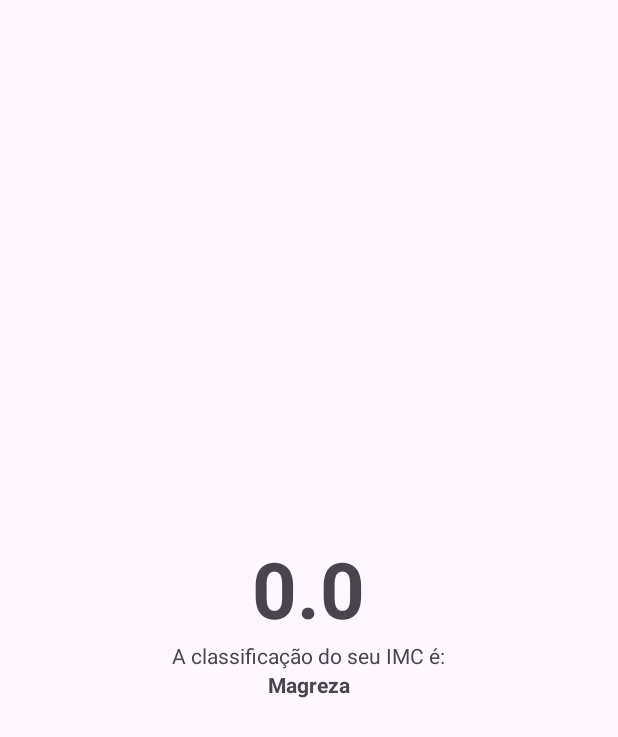
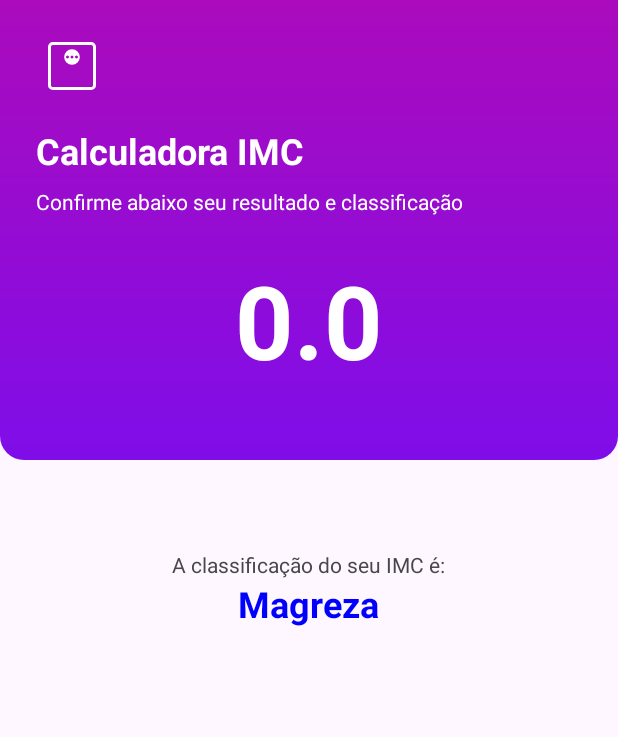
Before and after one commit to IcaroFDias/CalculaterIMC, an Android app: the ResultActivity screen opened directly, with no data from a screen before it, on a phone screen of 412 x 824 dp. Shown: the top 737 px of the screen. Run offline under Robolectric (Android 15) with nearby library versions, the phone set to English and light mode, and no system bars.

Commit message:
Tela final de inclusão de dados

```diff
--- a/app/src/main/java/com/comunidadedevspace/imc/ResultActivity.kt
+++ b/app/src/main/java/com/comunidadedevspace/imc/ResultActivity.kt
@@ -1,5 +1,7 @@
 package com.comunidadedevspace.imc
 
+import android.graphics.Color
+import android.graphics.Paint.Style
 import android.os.Bundle
 import android.widget.TextView
 import androidx.activity.enableEdgeToEdge
@@ -21,18 +23,26 @@ class ResultActivity : AppCompatActivity() {
         tvResult.text = result.toString()
 
 
-        var classificacao: String = if (result <= 18.5f ){
-            "Magreza"
-        } else if (result >=19f && result <=24.5f ){
-            "Normal"
-        } else if (result >=25f && result <= 29.5f  ){
-            "Sobrepeso"
-        } else if (result >= 30f && result <= 39.5f){
-            "Obesidade"
-        } else {
-            "Obesidade Grave"
+        val classificacao: String = when {
+            result <= 18.5f -> "Magreza"
+            result in 19f..24.5f -> "Normal"
+            result in 25f..29.5f -> "Sobrepeso"
+            result in 30f..39.5f -> "Obesidade"
+            else -> "Obesidade Grave"
         }
+
+        val color = when (classificacao) {
+            "Magreza" -> Color.BLUE
+            "Normal" -> Color.GREEN
+            "Sobrepeso" -> Color.YELLOW
+            "Obesidade" -> Color.MAGENTA
+            "Obesidade Grave" -> Color.RED
+            else -> Color.BLACK
+        }
+
+// Atualiza o texto e a cor
         tvClassificacao.text = classificacao
+        tvClassificacao.setTextColor(color)
 
 
     }
--- /dev/null
+++ b/app/src/main/res/drawable/gradient_bg.xml
@@ -0,0 +1,12 @@
+<?xml version="1.0" encoding="utf-8"?>
+<shape xmlns:android="http://schemas.android.com/apk/res/android">
+    <corners android:topLeftRadius="0dp"
+        android:topRightRadius="0dp"
+        android:bottomLeftRadius="16dp"
+        android:bottomRightRadius="16dp"/>
+
+    <gradient android:startColor="@color/primary_400"
+        android:endColor="@color/primary_900"
+        android:angle="90"/>
+
+</shape>
--- /dev/null
+++ b/app/src/main/res/drawable/ic_weight.xml
@@ -0,0 +1,9 @@
+<vector xmlns:android="http://schemas.android.com/apk/res/android"
+    android:width="24dp"
+    android:height="24dp"
+    android:viewportWidth="960"
+    android:viewportHeight="960">
+  <path
+      android:pathData="M480,464.62q43.85,0 74.23,-30.39 30.39,-30.38 30.39,-74.23 0,-43.85 -30.39,-74.23 -30.38,-30.39 -74.23,-30.39 -43.85,0 -74.23,30.39 -30.39,30.38 -30.39,74.23 0,43.85 30.39,74.23 30.38,30.39 74.23,30.39ZM420,380q-8,0 -14,-6t-6,-14q0,-8 6,-14t14,-6q8,0 14,6t6,14q0,8 -6,14t-14,6ZM480,380q-8,0 -14,-6t-6,-14q0,-8 6,-14t14,-6q8,0 14,6t6,14q0,8 -6,14t-14,6ZM540,380q-8,0 -14,-6t-6,-14q0,-8 6,-14t14,-6q8,0 14,6t6,14q0,8 -6,14t-14,6ZM224.62,800q-27.62,0 -46.12,-18.5Q160,763 160,735.38v-510.76q0,-27.62 18.5,-46.12Q197,160 224.62,160h510.76q27.62,0 46.12,18.5Q800,197 800,224.62v510.76q0,27.62 -18.5,46.12Q763,800 735.38,800L224.62,800ZM224.62,760h510.76q9.24,0 16.93,-7.69 7.69,-7.69 7.69,-16.93v-510.76q0,-9.24 -7.69,-16.93 -7.69,-7.69 -16.93,-7.69L224.62,200q-9.24,0 -16.93,7.69 -7.69,7.69 -7.69,16.93v510.76q0,9.24 7.69,16.93 7.69,7.69 16.93,7.69ZM200,200v560,-560Z"
+      android:fillColor="#5f6368"/>
+</vector>
--- /dev/null
+++ b/app/src/main/res/drawable/rounded_bg.xml
@@ -0,0 +1,5 @@
+<?xml version="1.0" encoding="utf-8"?>
+<shape xmlns:android="http://schemas.android.com/apk/res/android">
+        <solid android:color="#E8E8E8"/>
+        <corners android:radius="50dp"/>
+</shape>
--- a/app/src/main/res/layout/activity_result.xml
+++ b/app/src/main/res/layout/activity_result.xml
@@ -1,25 +1,70 @@
 <?xml version="1.0" encoding="utf-8"?>
-<androidx.appcompat.widget.LinearLayoutCompat xmlns:android="http://schemas.android.com/apk/res/android"
+<LinearLayout xmlns:android="http://schemas.android.com/apk/res/android"
 
+    xmlns:app="http://schemas.android.com/apk/res-auto"
     xmlns:tools="http://schemas.android.com/tools"
     android:id="@+id/main"
     android:layout_width="match_parent"
     android:layout_height="match_parent"
+    android:gravity="center_horizontal"
     android:orientation="vertical"
-    android:gravity="center"
     tools:context=".ResultActivity">
 
-    <TextView
-        android:id="@+id/tv_result"
-        android:textSize="52sp"
-        android:textStyle="bold"
-        android:maxLength="5"
-        android:layout_width="wrap_content"
+    <LinearLayout
+        android:id="@+id/vg_header"
+        android:layout_width="match_parent"
         android:layout_height="wrap_content"
-        tools:text="23.58" />
+        android:background="@drawable/gradient_bg"
+        android:orientation="vertical">
+
+        <ImageView
+            android:layout_width="48dp"
+            android:layout_height="48dp"
+            android:layout_marginStart="24dp"
+            android:layout_marginTop="20dp"
+            android:layout_marginBottom="16dp"
+            android:src="@drawable/ic_weight"
+            app:tint="@color/white" />
+
+        <TextView
+            android:layout_width="wrap_content"
+            android:layout_height="wrap_content"
+            android:layout_marginStart="24dp"
+            android:text="Calculadora IMC"
+            android:textColor="@color/white"
+            android:textSize="24sp"
+            android:textStyle="bold" />
+
+        <TextView
+            android:layout_width="wrap_content"
+            android:layout_height="wrap_content"
+            android:layout_marginStart="24dp"
+            android:layout_marginTop="8dp"
+            android:layout_marginEnd="24dp"
+
+            android:text="Confirme abaixo seu resultado e classificação"
+            android:textColor="@color/white" />
+
+        <TextView
+            android:id="@+id/tv_result"
+            android:gravity="center"
+            android:layout_width="match_parent"
+            android:layout_height="wrap_content"
+            android:layout_marginTop="24dp"
+            android:layout_marginBottom="48dp"
+            android:textColor="@color/white"
+            android:maxLength="5"
+            android:textSize="68sp"
+            android:textStyle="bold"
+            tools:text="23.58" />
+
+
+    </LinearLayout>
+
 
     <TextView
         android:id="@+id/tv_classificacao_label"
+        android:layout_marginTop="60dp"
         android:layout_width="wrap_content"
         android:layout_height="wrap_content"
         android:text="A classificação do seu IMC é:" />
@@ -29,5 +74,6 @@
         android:layout_width="wrap_content"
         android:layout_height="wrap_content"
         android:textStyle="bold"
-        tools:text="NORMAL" />
-</androidx.appcompat.widget.LinearLayoutCompat>
+        android:textSize="24sp"
+        tools:text="NORMAL"/>
+</LinearLayout>
--- a/app/src/main/res/values-night/themes.xml
+++ b/app/src/main/res/values-night/themes.xml
@@ -2,6 +2,7 @@
     <!-- Base application theme. -->
     <style name="Base.Theme.Calculadoraimc" parent="Theme.Material3.DayNight.NoActionBar">
         <!-- Customize your dark theme here. -->
-        <!-- <item name="colorPrimary">@color/my_dark_primary</item> -->
+        <item name="colorPrimary">@color/primary_400</item>
+        <item name="android:statusBarColor">@color/primary_900</item>
     </style>
 </resources>
--- a/app/src/main/res/values/colors.xml
+++ b/app/src/main/res/values/colors.xml
@@ -2,4 +2,7 @@
 <resources>
     <color name="black">#FF000000</color>
     <color name="white">#FFFFFFFF</color>
+
+    <color name="primary_400">#7F0DE9</color>
+    <color name="primary_900">#AB0BBC</color>
 </resources>
--- a/app/src/main/res/values/themes.xml
+++ b/app/src/main/res/values/themes.xml
@@ -2,7 +2,8 @@
     <!-- Base application theme. -->
     <style name="Base.Theme.Calculadoraimc" parent="Theme.Material3.DayNight.NoActionBar">
         <!-- Customize your light theme here. -->
-        <!-- <item name="colorPrimary">@color/my_light_primary</item> -->
+        <item name="colorPrimary">@color/primary_400</item>
+        <item name="android:statusBarColor">@color/primary_900</item>
     </style>
 
     <style name="Theme.Calculadoraimc" parent="Base.Theme.Calculadoraimc" />
```
Also changed, not shown: app/src/main/res/drawable/ic_height.xml (added, +9 -0 lines), app/src/main/res/layout/activity_main.xml (+51 -2 lines).
